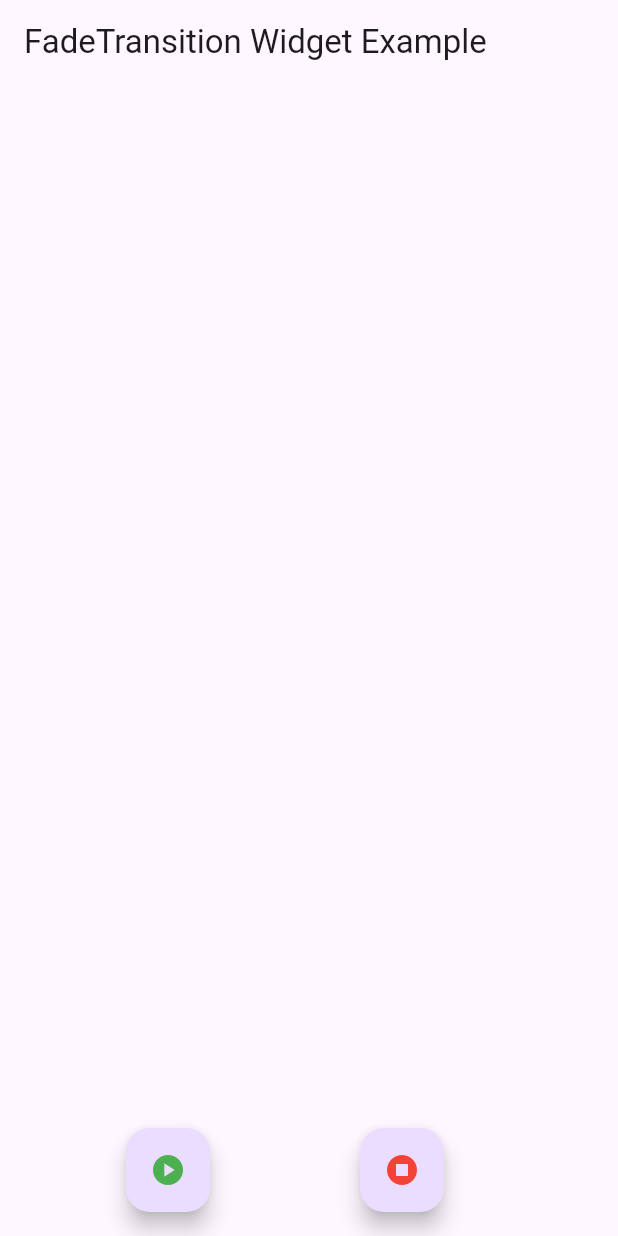
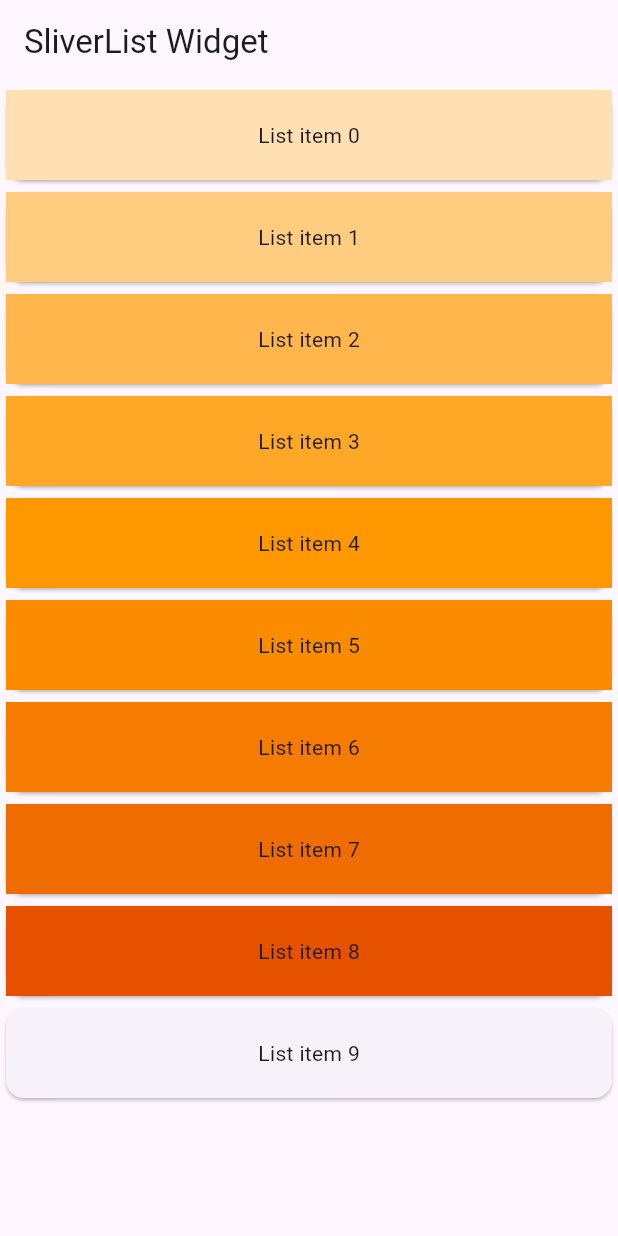
Before and after one commit to vaibhavt-nt/flutter_training, a Flutter app: the screen it shows after launch, on a phone screen of 412 x 824 dp. Run offline on Flutter 3.47's test engine with Material 3 defaults, Android fonts, the phone set to English and light mode, and no system bars; key blocks and very long unbroken strings in the code were emptied for the run.

Commit message:
SliverWidget  learned

```diff
--- a/lib/main.dart
+++ b/lib/main.dart
@@ -13,6 +13,7 @@ import 'package:flutter_training/widgets/refresh_indicator.dart';
 import 'package:flutter_training/widgets/scroll_bar.dart';
 import 'package:flutter_training/widgets/silver_appbar.dart';
 import 'package:flutter_training/widgets/slider.dart';
+import 'package:flutter_training/widgets/sliverlist.dart';
 import 'package:flutter_training/widgets/tab_bar.dart';
 import 'package:flutter_training/widgets/table_view.dart';
 
@@ -25,7 +26,7 @@ class homepage extends StatelessWidget {
   Widget build(BuildContext context) {
     return MaterialApp(
       title: "my home page",
-      home: FadeTranstionWidget(),
+      home: SliverListWidget(),
     );
   }
 }
--- /dev/null
+++ b/lib/widgets/sliverlist.dart
@@ -0,0 +1,37 @@
+import 'package:flutter/material.dart';
+
+class SliverListWidget extends StatefulWidget {
+  const SliverListWidget({super.key});
+
+  @override
+  State<SliverListWidget> createState() => _SliverListWidgetState();
+}
+
+class _SliverListWidgetState extends State<SliverListWidget> {
+  @override
+  Widget build(BuildContext context) {
+    return Scaffold(
+      body: CustomScrollView(
+        slivers: [
+          SliverAppBar(
+            title: Text('SliverList Widget'),
+
+          ),
+          SliverList(delegate: SliverChildBuilderDelegate((context, index) {
+            return Card(
+              child: Container(
+                color: Colors.orange[100*(index% 12+1)],
+                height: 60,
+                alignment: Alignment.center,
+                child: Text('List item $index'),
+
+              ),
+            );
+          },
+          childCount: 10
+          ))
+        ],
+      ),
+    );
+  }
+}
```
